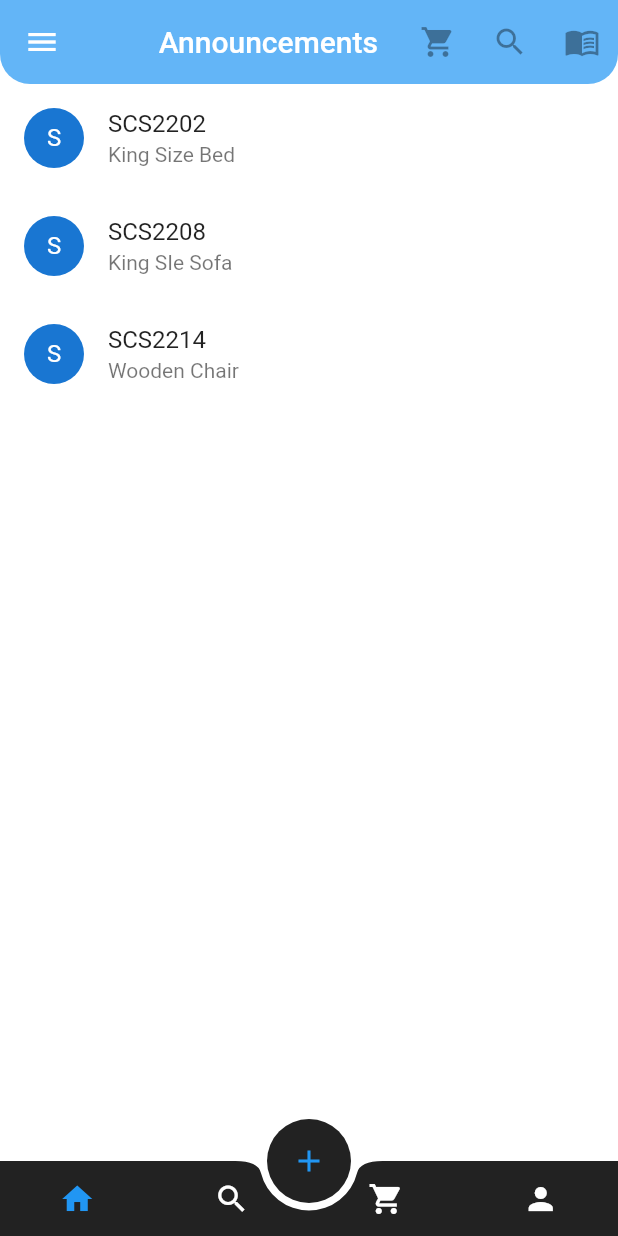
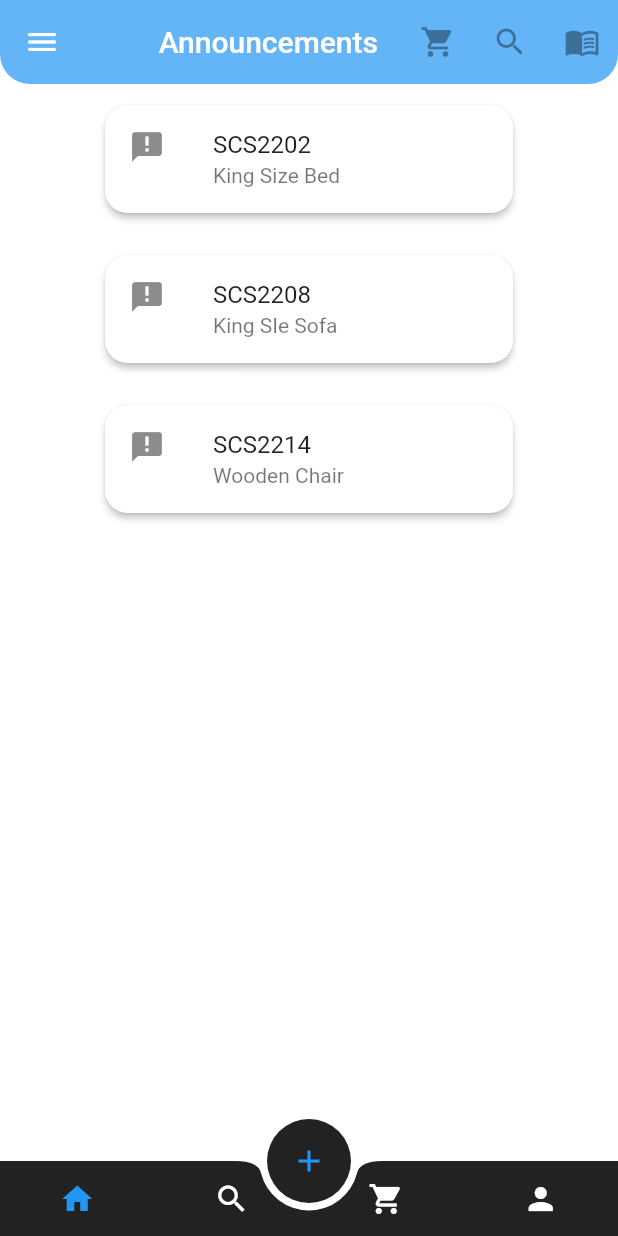
Before and after one commit to DushanthaOlinda/MADHACK-Final, a Flutter app: the Home2 screen opened directly, on a phone screen of 412 x 824 dp. Run offline on Flutter 3.47's test engine with Material 2 defaults, Android fonts, the phone set to English and light mode, and no system bars; our stand-ins replace firebase_core; accounts and stored records are empty.

Commit message:
Home updated

```diff
--- /dev/null
+++ b/lib/components/card.dart
@@ -0,0 +1,46 @@
+import 'package:flutter/material.dart';
+
+import 'announcement_details.dart';
+
+//imported google's material design library
+class CardRender extends StatelessWidget {
+  const CardRender({Key? key, required this.title, required this.subtitle}) : super(key: key);
+
+  final String title;
+  final String subtitle;
+
+@override
+  Widget build(BuildContext context) {
+    return Column(
+      children: [
+        Column(
+          children: [
+            Container(
+              padding: const EdgeInsets.all(10.0),
+              constraints: const BoxConstraints(maxWidth: 300),
+              child: Card(
+                shape: RoundedRectangleBorder(
+                  borderRadius: BorderRadius.circular(15.0),
+                ),
+                elevation: 2,
+                child: ListTile(
+                  leading: const Icon(Icons.announcement),
+                  title: Text(title),
+                  subtitle: Text(subtitle),
+                  onTap: () {
+                    Navigator.push(
+                      context,
+                      MaterialPageRoute(
+                        builder: (context) => const AnnouncementDetails(),
+                      ),
+                    );
+                  },
+                ),
+              ),
+            ),
+          ],
+        ),
+      ],
+    );
+  }
+}
--- a/lib/main.dart
+++ b/lib/main.dart
@@ -27,7 +27,7 @@ class MyApp extends StatelessWidget {
         primaryColorLight: primaryLight,
         scaffoldBackgroundColor: Colors.white
       ),
-      home: const WelcomeScreen(),
+      home: const Home2(),
     );
   }
 }
--- a/lib/screens/home/home.dart
+++ b/lib/screens/home/home.dart
@@ -1,4 +1,5 @@
 import 'package:flutter/material.dart';
+import 'package:madhack_finals/components/card.dart';
 
 class Home2 extends StatefulWidget {
   const Home2({Key? key}) : super(key: key);
@@ -8,7 +9,8 @@ class Home2 extends StatefulWidget {
 }
 
 class _HomeState extends State<Home2> {
-  List<String> anouncementFrom = ["SCS2202", "SCS2208", "SCS2214"];
+
+  List<String> announcement = ["SCS2202", "SCS2208", "SCS2214"];
 
   List<String> announcementDetails = [
     "King Size Bed",
@@ -164,94 +166,13 @@ class _HomeState extends State<Home2> {
               ),
             ],
           )),
-      body: Container(
-        // padding: const EdgeInsets.all(20.0),
-        // margin: const EdgeInsets.only(top: 90.0),
-        // child: Column(
-        //   children: [
-        //     Row(
-        //       children:const [
-        //         Expanded(child: Image(image: AssetImage("images/bug.png"),width: 100,)),
-        //         Expanded(flex:2, child: Image(image: AssetImage("images/bug.png"),width: 100,)),
-        //         Expanded(child: Image(image: AssetImage("images/bug.png"),width: 100,)),
-        //       ]
-        //     ),
-        //     Row(
-        //       mainAxisAlignment: MainAxisAlignment.center,
-        //       children: const [
-        //         Icon(Icons.star),
-        //         Icon(Icons.star),
-        //         Icon(Icons.star),
-        //         Icon(Icons.star_border),
-        //         Icon(Icons.star_border),
-        //       ],
-        //     ),
-        //     Row(
-        //       mainAxisAlignment: MainAxisAlignment.spaceBetween,
-        //       children:[
-        //         Column(
-        //           children:const [
-        //             Icon(Icons.phone,size: 35.0,),
-        //             Text("phone"),
-        //           ],
-        //         ),
-        //         Column(
-        //           children:const [
-        //             Icon(Icons.alt_route,size: 35.0,),
-        //             Text("route"),
-        //           ],
-        //         ),
-        //         Column(
-        //           children:const [
-        //             Icon(Icons.share,size: 35.0,),
-        //             Text("share"),
-        //           ],
-        //         ),
-        //       ]
-        //     ),
-        //   ],
-        // ),
-        // child: ListView(
-        //   itemExtent: 70.0,
-        //   // reverse: true,
-        //   // scrollDirection: Axis.horizontal,
-        //   children:const [
-        //     ListTile(
-        //       leading: CircleAvatar(child: Icon(Icons.alarm_on_sharp)),
-        //       title: Text("Sales"),
-        //       subtitle: Text("Sales of the week"),
-        //       trailing: Text("3500"),
-        //       // onTap: null,
-        //     ),
-        //     ListTile(
-        //       leading: CircleAvatar(child: Icon(Icons.people)),
-        //       title: Text("Customers"),
-        //       subtitle: Text("Total customers"),
-        //       trailing: Text("150"),
-        //       // onTap: null,
-        //     ),
-        //     ListTile(
-        //       leading: CircleAvatar(child: Icon(Icons.alarm_on_sharp)),
-        //       title: Text("Profit"),
-        //       subtitle: Text("Profit of the week"),
-        //       trailing: Text("2000"),
-        //       // onTap: null,
-        //     ),
-        //   ]
-        // )
-        child: ListView.builder(
-          itemCount: anouncementFrom.length,
-          itemBuilder: (context, index) {
-            return ListTile(
-              leading: CircleAvatar(
-                child: Text(anouncementFrom[index][0]),
-              ),
-              title: Text(anouncementFrom[index]),
-              subtitle: Text(announcementDetails[index]),
-              onTap: () {},
-            );
-          },
-        ),
+      body: ListView.builder(
+        itemCount: announcement.length,
+        itemBuilder: (context, index) {
+          return CardRender(
+              title: announcement[index].toString(),
+              subtitle: announcementDetails[index].toString());
+        },
       ),
     );
   }
```
Also changed, not shown: lib/components/announcement_details.dart (added, +18 -0 lines), 4 other files.
